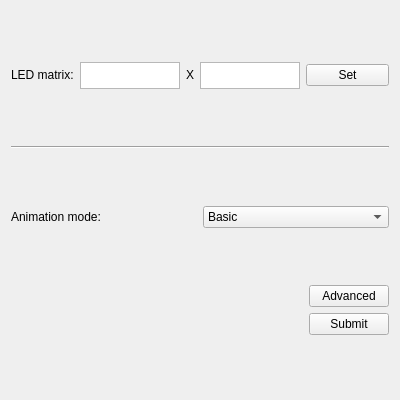
The window that player_ui/animationpresettings.ui (Robo-sapiens/HackMoscow) describes before a commit, drawn with Qt 5.
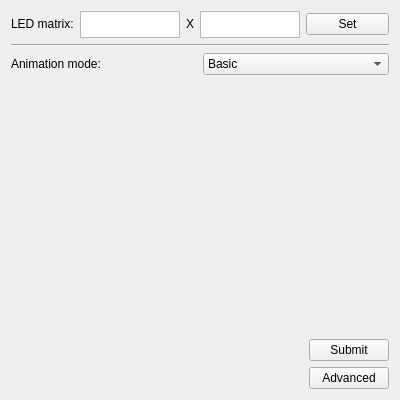
The same window after the commit.

```diff
--- a/player_ui/animationpresettings.ui
+++ b/player_ui/animationpresettings.ui
@@ -155,14 +155,7 @@
    </item>
    <item row="4" column="0">
     <layout class="QGridLayout" name="gridLayout_2">
-     <item row="1" column="1">
-      <widget class="QPushButton" name="buttonSubmit">
-       <property name="text">
-        <string>Submit</string>
-       </property>
-      </widget>
-     </item>
-     <item row="0" column="1">
+     <item row="2" column="1">
       <widget class="QPushButton" name="buttonAdvanced">
        <property name="text">
         <string>Advanced</string>
@@ -182,6 +175,26 @@
        </property>
       </spacer>
      </item>
+     <item row="0" column="1">
+      <spacer name="verticalSpacer">
+       <property name="orientation">
+        <enum>Qt::Vertical</enum>
+       </property>
+       <property name="sizeHint" stdset="0">
+        <size>
+         <width>20</width>
+         <height>40</height>
+        </size>
+       </property>
+      </spacer>
+     </item>
+     <item row="1" column="1">
+      <widget class="QPushButton" name="buttonSubmit">
+       <property name="text">
+        <string>Submit</string>
+       </property>
+      </widget>
+     </item>
     </layout>
    </item>
   </layout>
```
Left out of the diff: 2 changed lines with no effect on the pictures.
